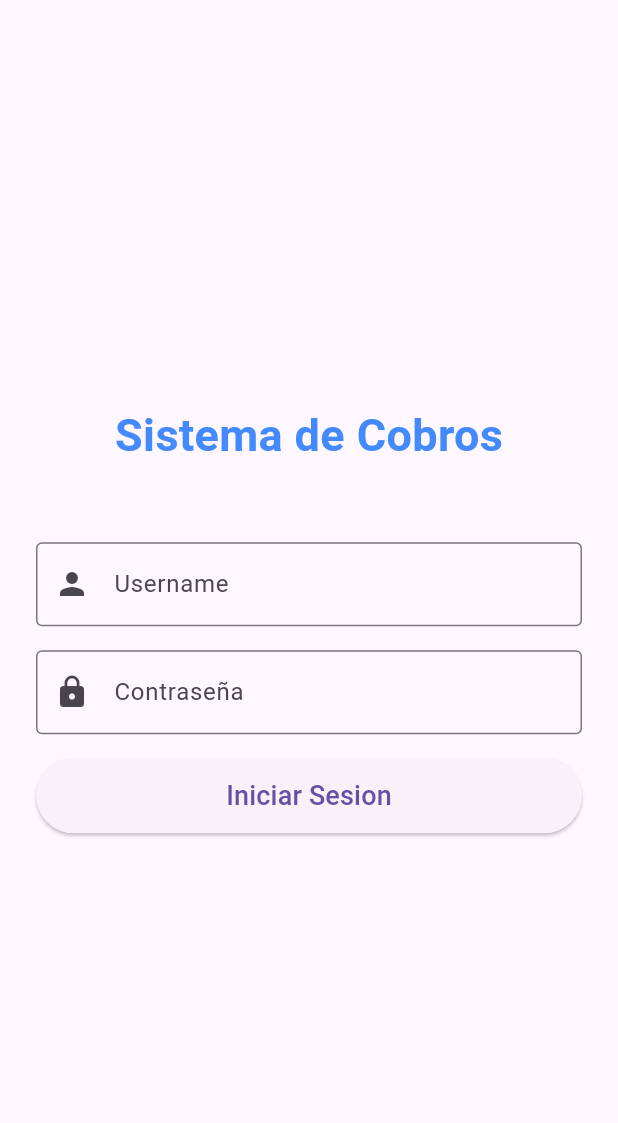
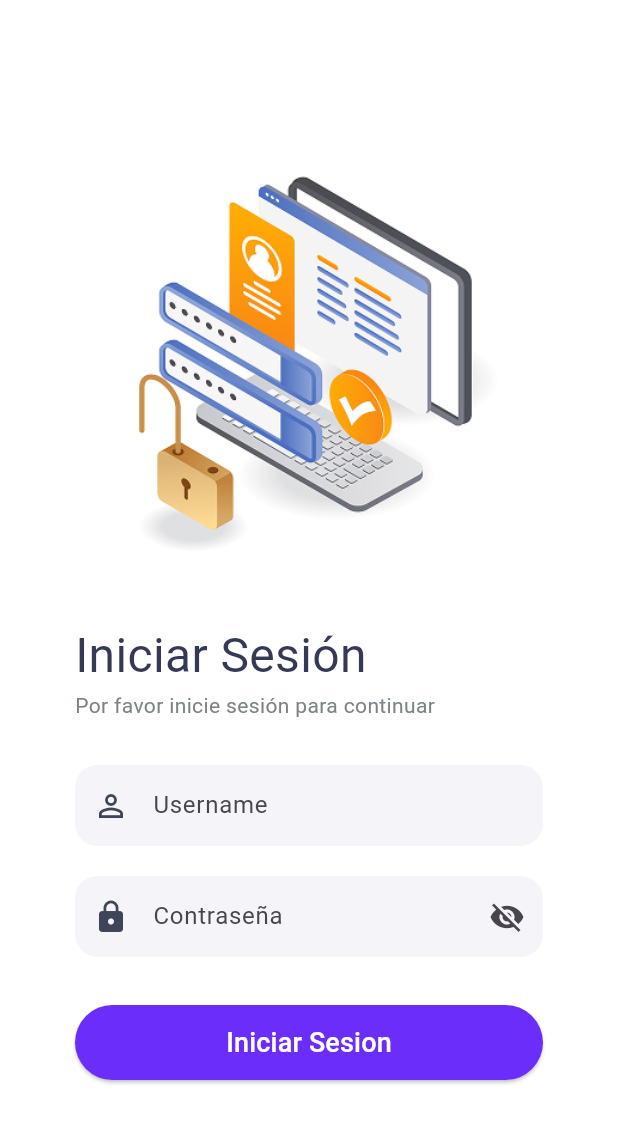
Before and after one commit to Grillo26/PrestamosApp, a Flutter app: the screen it shows after launch, on a phone screen of 412 x 824 dp. Shown: the top 1123 px of the screen. Run offline on Flutter 3.47's test engine with Material 3 defaults, Android fonts, the phone set to English and light mode, and no system bars; our stand-ins replace flutter_svg.

Commit message:
Login nuevo diseño implementado

```diff
--- a/lib/features/auth/presentation/login_page.dart
+++ b/lib/features/auth/presentation/login_page.dart
@@ -6,26 +6,22 @@ class LoginPage extends StatelessWidget {
 
   @override
   Widget build(BuildContext context) {
-    return const Scaffold(
+    return Scaffold(
+      backgroundColor: Colors.white,
       appBar: null,
       body: Center(
         child: SingleChildScrollView( //SingleChildScrollView -> para que el teclado no tape nada
-          padding: EdgeInsets.all(24.0),
+          padding: const EdgeInsets.symmetric(horizontal: 50.0, vertical: 20.0),
           child: Column(
+
             mainAxisAlignment: MainAxisAlignment.center,
-            children: <Widget>[
-              Text(
-                'Sistema de Cobros',
-                style: TextStyle(
-                  fontSize: 30,
-                  fontWeight: FontWeight.bold,
-                  color: Colors.blueAccent
-                ),
-              ),
+            children: [
+              Image.asset('assets/images/login_hero.png', height: 280,),
 
-              SizedBox(height: 50,),
+              SizedBox(height: 30,),
 
               LoginForm()
+
             ],
 
           ),
--- a/lib/features/auth/presentation/widgets/login_form.dart
+++ b/lib/features/auth/presentation/widgets/login_form.dart
@@ -14,6 +14,8 @@ class _LoginFormState extends State<LoginForm> {
   final TextEditingController _username = TextEditingController();
   final TextEditingController _passwordController = TextEditingController();
   final GlobalKey<FormState> _formKey = GlobalKey<FormState>();
+  bool _isPasswordVisible = false;
+  bool _remeberMe = false;
 
   //Instanciamos el servicio (pieza de la capa data)
   final AuthRepository _authRepository = AuthRepository();
@@ -44,26 +46,26 @@ class _LoginFormState extends State<LoginForm> {
     });
 
     //5.- Manejar Resultado
-    if (user != null){
-       _handleSuccesLogin(user);
-    } else{
+    if (user != null) {
+      _handleSuccesLogin(user);
+    } else {
       _handleFailedLogin();
     }
   }
 
-  void _handleSuccesLogin(UserEntity user){
+  void _handleSuccesLogin(UserEntity user) {
     //6.- Navegacion
     Navigator.of(context).pushReplacement(
-      MaterialPageRoute(builder: (context)=> MainNavigationScreen(user: user,))
+      MaterialPageRoute(builder: (context) => MainNavigationScreen(user: user)),
     );
   }
 
-  void _handleFailedLogin(){
+  void _handleFailedLogin() {
     ScaffoldMessenger.of(context).showSnackBar(
       const SnackBar(
         content: Text('Credenciales incorrectas. Intenta nuevamente'),
         backgroundColor: Colors.red,
-      )
+      ),
     );
   }
 
@@ -76,31 +78,74 @@ class _LoginFormState extends State<LoginForm> {
 
   @override
   Widget build(BuildContext context) {
-    // El widget From necesito envolver todos los campos para poder validarlos juntos
+    // envolver todos los campos para poder validarlos juntos
     return Form(
       key: _formKey,
       child: Column(
         children: <Widget>[
-          // 4.- Campo de Email
-          TextFormField(
-            controller: _username, //Conectamos con el controllador
-            keyboardType: TextInputType.emailAddress,
-            decoration: const InputDecoration(
-              labelText: 'Username',
-              border: OutlineInputBorder(),
-              prefixIcon: Icon(Icons.person),
+          Align(
+            alignment: Alignment.centerLeft,
+            child: Text(
+              'Iniciar Sesión',
+              style: TextStyle(
+                fontSize: 32,
+                fontWeight: FontWeight.w400,
+                color: Color(0xFF353956),
+              ),
             ),
-            validator: (value) {
-              if (value == null || value.isEmpty) {
-                return 'Por favor, ingresa tu correo';
-              }
-              return null;
+          ),
+
+          Align(
+            alignment: Alignment.centerLeft,
+            child: Text(
+              'Por favor inicie sesión para continuar',
+              style: TextStyle(fontSize: 14, color: Color(0xff7C8386)),
+            ),
+          ),
+
+          SizedBox(height: 30),
+
+          _buildTextField(
+            controller: _username,
+            hintText: "Username",
+            icon: Icons.person_outline,
+            tipoTeclado: TextInputType.text,
+
+          ),
+
+          SizedBox(height: 20),
+
+          _buildTextField(
+            controller: _passwordController,
+            hintText: 'Contraseña',
+            icon: Icons.lock,
+            tipoTeclado: TextInputType.number,
+            isPassword: true,
+            isPasswordVisible: _isPasswordVisible,
+            onToggleVisibility: () {
+              setState(()=> _isPasswordVisible = !_isPasswordVisible);
             },
           ),
 
+          /*Row(
+            mainAxisAlignment: MainAxisAlignment.spaceBetween,
+            children: [
+              const Text('Recordar Cuenta', style: TextStyle(color: Color(0xff7C8386)),),
+              Transform.scale(
+                scale: 0.8,
+                child: Switch(
+                  value: _remeberMe,
+                  activeColor: const Color(0xff6A2DFA),
+                  onChanged: (value) => setState(() => _remeberMe = value)
+
+                ),
+              )
+            ],
+          ),*/
+
           const SizedBox(height: 16),
 
-          TextFormField(
+          /*TextFormField(
             controller: _passwordController,
             obscureText: true,
             keyboardType: TextInputType.number,
@@ -118,8 +163,7 @@ class _LoginFormState extends State<LoginForm> {
                 return 'La contraseña debe tener al menos 6 caracteres';
               }
             },
-          ),
-
+          ),*/
           const SizedBox(height: 16),
 
           SizedBox(
@@ -127,9 +171,15 @@ class _LoginFormState extends State<LoginForm> {
             height: 50,
             child: ElevatedButton(
               onPressed: _submitLogin,
+              style: ElevatedButton.styleFrom(
+                backgroundColor: Color(0xff6A2DFA)
+              ),
               child: const Text(
                 'Iniciar Sesion',
-                style: TextStyle(fontSize: 18),
+                style: TextStyle(
+                  fontSize: 18,
+                  color: Colors.white
+                ),
               ),
             ),
           ),
@@ -138,3 +188,40 @@ class _LoginFormState extends State<LoginForm> {
     );
   }
 }
+
+Widget _buildTextField({
+  required TextEditingController controller,
+  required String hintText,
+  required IconData icon,
+  required TextInputType tipoTeclado,
+  bool isPassword = false,
+  bool isPasswordVisible = false,
+  VoidCallback? onToggleVisibility,
+}) {
+  return Container(
+    decoration: BoxDecoration(
+      color: const Color(0xffF5F5F9),
+      borderRadius: BorderRadius.circular(15),
+    ),
+    child: TextField(
+      controller: controller,
+      keyboardType: tipoTeclado,
+      obscureText: isPassword && !isPasswordVisible,
+      decoration: InputDecoration(
+        hintText: hintText,
+        prefixIcon: Icon(icon, color: const Color(0xff3F4459)),
+        suffixIcon: isPassword
+            ? IconButton(
+                icon: Icon(
+                  isPasswordVisible ? Icons.visibility : Icons.visibility_off,
+                ),
+                onPressed: onToggleVisibility,
+              )
+            : null,
+        border: InputBorder.none,
+        contentPadding: const EdgeInsets.symmetric(vertical: 15),
+      ),
+
+    ),
+  );
+}
--- a/lib/features/main/presentation/screens/main_navigation_screen.dart
+++ b/lib/features/main/presentation/screens/main_navigation_screen.dart
@@ -25,7 +25,7 @@ class _MainNavigationScreenState extends State<MainNavigationScreen> {
       DashboardPage(user: widget.user), // Pantalla 0
       const Center(child: Text("Pantalla de Todos los usuarios")),
       const Center(child: Text("Pantalla Nuevo Registro")),
-      const Center(child: Text("Pantalla de ")),
+      const Center(child: Text("Pantalla de Transacciones")),
       const Center(child: Text("Calculadora")),
     ];
   }
@@ -52,7 +52,7 @@ class _MainNavigationScreenState extends State<MainNavigationScreen> {
         onPressed: () => setState(() {
           _selectIndex = 2;
         }),
-        child: const Icon(Icons.add, color: Colors.white, size: 30),
+        child: const Icon(Icons.add, color: Colors.white, size: 30,),
       ),
 
       floatingActionButtonLocation: FloatingActionButtonLocation.centerDocked,
--- a/pubspec.yaml
+++ b/pubspec.yaml
@@ -21,4 +21,5 @@ flutter:
   uses-material-design: true
 
   assets:
+    - assets/images/login_hero.png
     - assets/icons/ # No olvides el guion y el espacio inicia
```
Also changed, not shown: assets/images/login_hero.png (added), assets/images/login_hero.svg (added).
